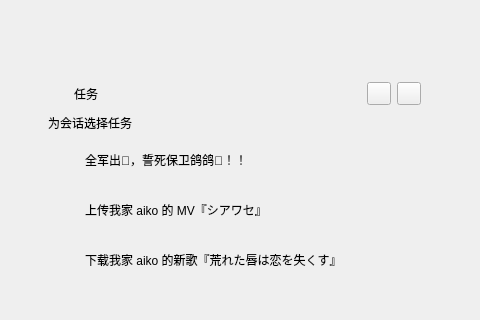
First picture: the form in examples/window/clock/resource/ui/FocusInterface.ui, repository a731385540/RSViewer, before the edit; both pictures show x 0 to 480 and y 400 to 720 of the 911 by 807 pixel window.
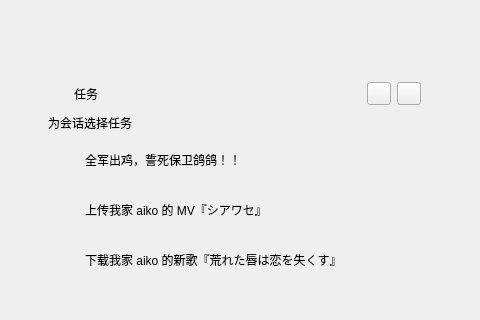
Second picture: the form after the edit. Icons and pictures are not drawn. Custom widgets are drawn as their Qt base class.

```diff
--- a/examples/window/clock/resource/ui/FocusInterface.ui
+++ b/examples/window/clock/resource/ui/FocusInterface.ui
@@ -811,7 +811,7 @@
                <item>
                 <widget class="BodyLabel" name="taskLabel1">
                  <property name="text">
-                  <string>全军出🐔，誓死保卫鸽鸽🏀！！</string>
+                  <string>全军出鸡，誓死保卫鸽鸽！！</string>
                  </property>
                  <property name="pixelFontSize" stdset="0">
                   <number>14</number>
```
